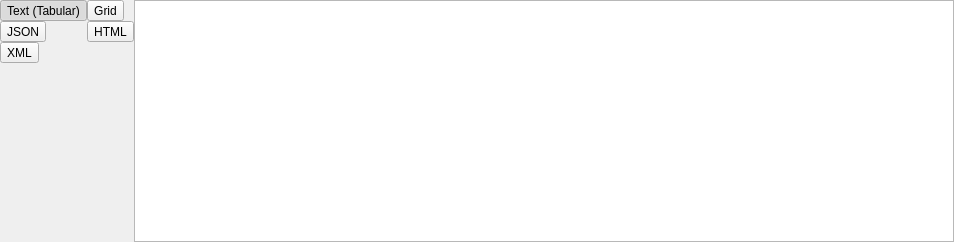
The window that GUI/pgdbatool/outputset.ui (marcotcal/PG-DBA-Tools) describes before a commit, drawn with Qt 5.
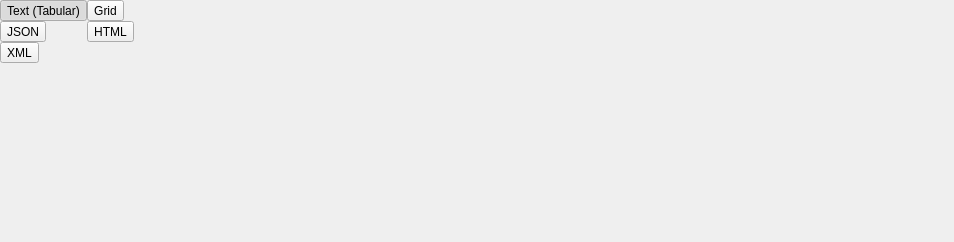
The same window after the commit. The open tabs and pages were chosen to show the change. Icons and pictures are not drawn.

Commit message: Choose between htm output engine

```diff
--- a/GUI/pgdbatool/outputset.ui
+++ b/GUI/pgdbatool/outputset.ui
@@ -261,13 +261,6 @@
        <property name="bottomMargin">
         <number>0</number>
        </property>
-       <item>
-        <widget class="QTextBrowser" name="html_output">
-         <property name="readOnly">
-          <bool>true</bool>
-         </property>
-        </widget>
-       </item>
       </layout>
      </widget>
     </widget>
```
Left out of the diff: 4 changed lines with no effect on the pictures. The commit also changes 7 other files.
